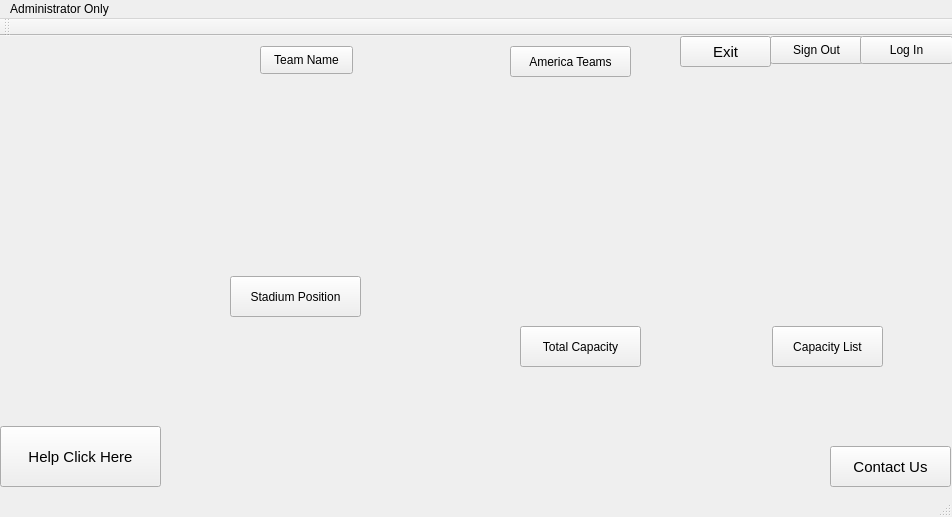
Before: the Qt Designer form mainwindow.ui in Ling2251/CS1C-NFL_Porject, drawn with Qt 5.
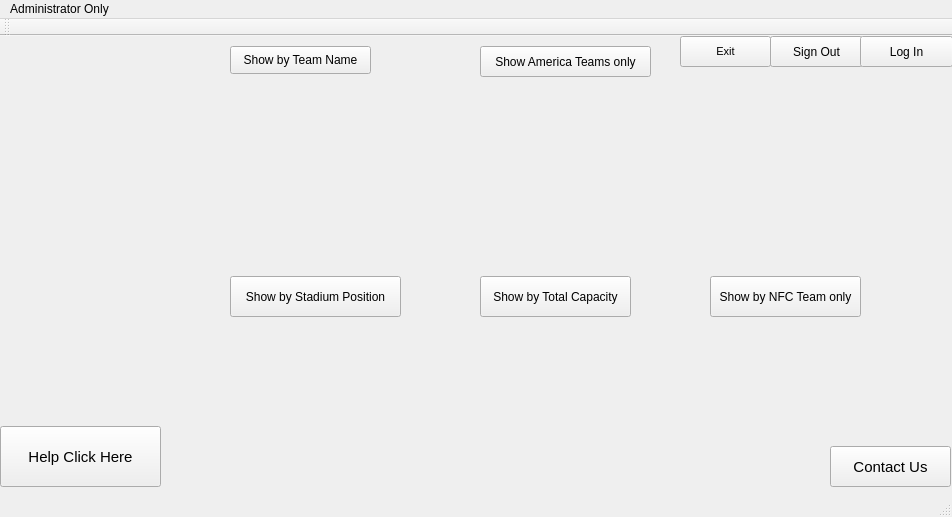
After: the same form once the commit is applied. Icons and pictures are not drawn.

Diff of the .ui file:
```diff
--- a/mainwindow.ui
+++ b/mainwindow.ui
@@ -43,7 +43,7 @@
     </property>
     <property name="font">
      <font>
-      <pointsize>11</pointsize>
+      <pointsize>8</pointsize>
      </font>
     </property>
     <property name="text">
@@ -111,7 +111,7 @@
       <x>770</x>
       <y>0</y>
       <width>93</width>
-      <height>28</height>
+      <height>31</height>
      </rect>
     </property>
     <property name="text">
@@ -124,7 +124,7 @@
       <x>860</x>
       <y>0</y>
       <width>93</width>
-      <height>28</height>
+      <height>31</height>
      </rect>
     </property>
     <property name="text">
@@ -153,27 +153,27 @@
    <widget class="QPushButton" name="TeamName">
     <property name="geometry">
      <rect>
-      <x>260</x>
+      <x>230</x>
       <y>10</y>
-      <width>93</width>
+      <width>141</width>
       <height>28</height>
      </rect>
     </property>
     <property name="text">
-     <string>Team Name</string>
+     <string>Show by Team Name</string>
     </property>
    </widget>
    <widget class="QPushButton" name="Americateam">
     <property name="geometry">
      <rect>
-      <x>510</x>
+      <x>480</x>
       <y>10</y>
-      <width>121</width>
+      <width>171</width>
       <height>31</height>
      </rect>
     </property>
     <property name="text">
-     <string>America Teams</string>
+     <string>Show America Teams only</string>
     </property>
    </widget>
    <widget class="QPushButton" name="Stadiumposition">
@@ -181,47 +181,47 @@
      <rect>
       <x>230</x>
       <y>240</y>
-      <width>131</width>
+      <width>171</width>
       <height>41</height>
      </rect>
     </property>
     <property name="text">
-     <string>Stadium Position</string>
+     <string>Show by Stadium Position</string>
     </property>
    </widget>
    <widget class="QPushButton" name="TotalCapacity">
     <property name="geometry">
      <rect>
-      <x>520</x>
-      <y>290</y>
-      <width>121</width>
+      <x>480</x>
+      <y>240</y>
+      <width>151</width>
       <height>41</height>
      </rect>
     </property>
     <property name="text">
-     <string>Total Capacity</string>
+     <string>Show by Total Capacity</string>
     </property>
    </widget>
    <widget class="QPushButton" name="CapacityList">
     <property name="geometry">
      <rect>
-      <x>772</x>
-      <y>290</y>
-      <width>111</width>
+      <x>710</x>
+      <y>240</y>
+      <width>151</width>
       <height>41</height>
      </rect>
     </property>
     <property name="text">
-     <string>Capacity List</string>
+     <string>Show by NFC Team only</string>
     </property>
    </widget>
    <widget class="QLabel" name="label_7">
     <property name="geometry">
      <rect>
-      <x>430</x>
-      <y>40</y>
-      <width>301</width>
-      <height>221</height>
+      <x>470</x>
+      <y>50</y>
+      <width>201</width>
+      <height>171</height>
      </rect>
     </property>
     <property name="text">
@@ -240,7 +240,7 @@
       <x>190</x>
       <y>40</y>
       <width>231</width>
-      <height>131</height>
+      <height>161</height>
      </rect>
     </property>
     <property name="text">
```
Left out of the diff: 2 changed lines with no effect on the pictures.
